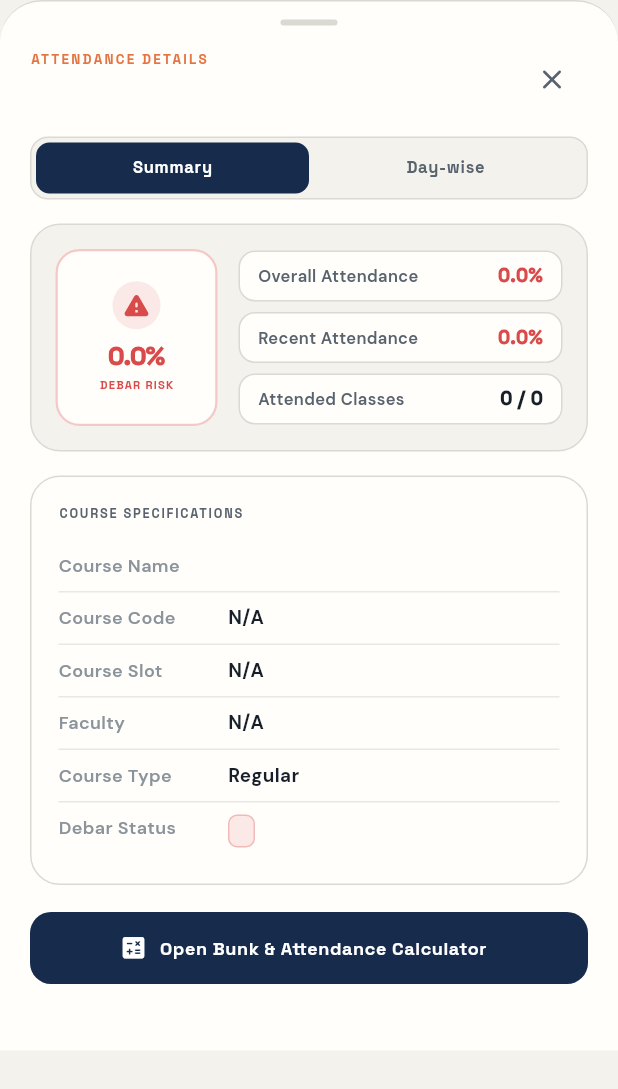
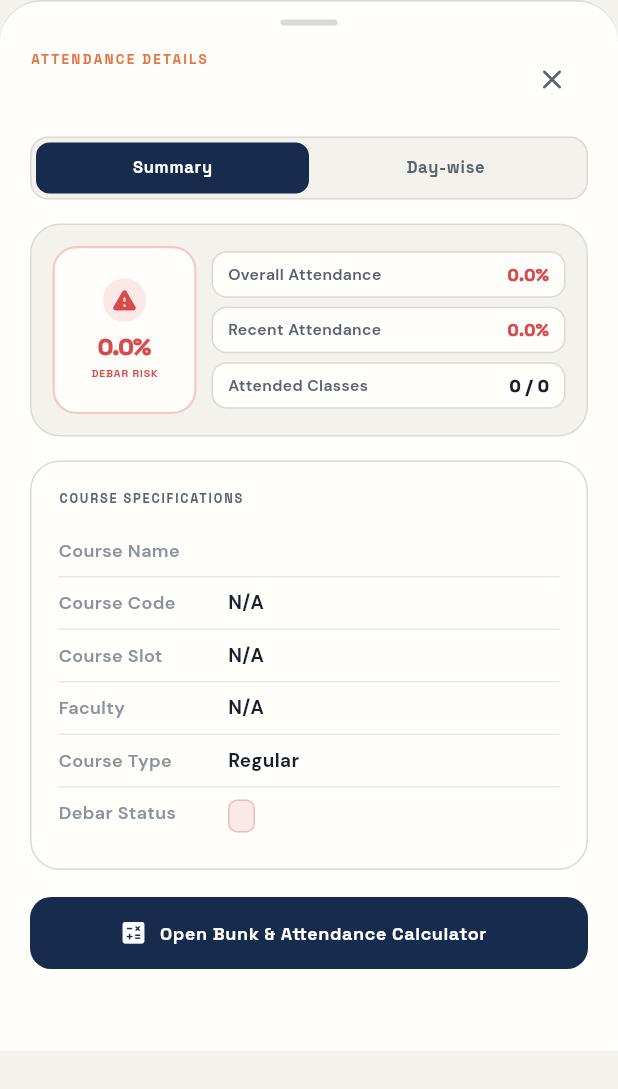
Before and after one commit to Gnanesh-2007/Vitap_nexus, a Flutter app: the _AttendanceDetailModal widget shown alone on an empty page, opened directly with empty values, on a phone screen of 412 x 824 dp. Shown: the top 1089 px of the screen. Run offline on Flutter 3.47's test engine with Material 3 defaults, Android fonts, the phone set to English and light mode, and no system bars; our stand-ins replace dio, flutter_animate, flutter_riverpod, flutter_secure_storage, google_fonts, shared_preferences and 2 more; missing offline and left inert: dart:ui_web, vit_vtop; accounts and stored records are empty.

Commit message:
Fix overflow errors in attendance detail modal and VTOP portal screen, add browser launch fallback

```diff
--- a/app/lib/screens/attendance_screen.dart
+++ b/app/lib/screens/attendance_screen.dart
@@ -1385,8 +1385,14 @@ class _AttendanceDetailModalState extends ConsumerState<_AttendanceDetailModal>
     final rawPercentage = course['attendance_percentage']?.toString().replaceAll('%', '').trim() ?? '0';
     final percentage = double.tryParse(rawPercentage) ?? (total > 0 ? (attended / total) * 100 : 0.0);
 
-    final rawRecentPercentage = course['attendance_between_percentage']?.toString().replaceAll('%', '').trim() ?? rawPercentage;
-    final recentPercentage = double.tryParse(rawRecentPercentage) ?? percentage;
+    final rawRecent = course['attendance_between_percentage']
+        ?.toString()
+        .replaceAll('%', '')
+        .trim();
+    final parsedRecent =
+        (rawRecent != null && rawRecent.isNotEmpty) ? double.tryParse(rawRecent) : null;
+    final recentPercentage =
+        (parsedRecent != null && parsedRecent > 0) ? parsedRecent : percentage;
 
     final statusColor = _getStatusColor(percentage);
     final isEligible = !debarStatus.toLowerCase().contains('debar') && percentage >= 75;
@@ -1548,7 +1554,7 @@ class _AttendanceDetailModalState extends ConsumerState<_AttendanceDetailModal>
       children: [
         // Top Overview Banner
         Container(
-          padding: const EdgeInsets.all(16),
+          padding: const EdgeInsets.all(14),
           decoration: BoxDecoration(
             color: _background,
             borderRadius: BorderRadius.circular(20),
@@ -1558,8 +1564,8 @@ class _AttendanceDetailModalState extends ConsumerState<_AttendanceDetailModal>
             children: [
               // Left Visual Card
               Container(
-                width: 108,
-                height: 118,
+                width: 96,
+                height: 112,
                 decoration: BoxDecoration(
                   color: _surface,
                   borderRadius: BorderRadius.circular(16),
@@ -1568,12 +1574,12 @@ class _AttendanceDetailModalState extends ConsumerState<_AttendanceDetailModal>
                     width: 1.5,
                   ),
                 ),
-                padding: const EdgeInsets.symmetric(horizontal: 8, vertical: 12),
+                padding: const EdgeInsets.symmetric(horizontal: 6, vertical: 10),
                 child: Column(
                   mainAxisAlignment: MainAxisAlignment.center,
                   children: [
                     Container(
-                      padding: const EdgeInsets.all(6),
+                      padding: const EdgeInsets.all(5),
                       decoration: BoxDecoration(
                         color: statusColor.withValues(alpha: .12),
                         shape: BoxShape.circle,
@@ -1581,33 +1587,38 @@ class _AttendanceDetailModalState extends ConsumerState<_AttendanceDetailModal>
                       child: Icon(
                         isEligible ? Icons.verified_rounded : Icons.warning_rounded,
                         color: statusColor,
-                        size: 20,
-                      ),
-                    ),
-                    const SizedBox(height: 6),
-                    Text(
-                      '${percentage.toStringAsFixed(1)}%',
-                      style: GoogleFonts.spaceGrotesk(
-                        fontSize: 17,
-                        fontWeight: FontWeight.w900,
-                        color: statusColor,
-                        letterSpacing: -.5,
+                        size: 19,
+                      ),
+                    ),
+                    const SizedBox(height: 5),
+                    FittedBox(
+                      fit: BoxFit.scaleDown,
+                      child: Text(
+                        '${percentage.toStringAsFixed(1)}%',
+                        style: GoogleFonts.spaceGrotesk(
+                          fontSize: 16,
+                          fontWeight: FontWeight.w900,
+                          color: statusColor,
+                          letterSpacing: -.5,
+                        ),
                       ),
                     ),
                     const SizedBox(height: 2),
                     Text(
                       percentage >= 75 ? 'ELIGIBLE' : 'DEBAR RISK',
+                      maxLines: 1,
+                      overflow: TextOverflow.ellipsis,
                       style: GoogleFonts.spaceGrotesk(
-                        fontSize: 7.5,
+                        fontSize: 7,
                         fontWeight: FontWeight.w800,
                         color: statusColor,
-                        letterSpacing: .8,
+                        letterSpacing: .6,
                       ),
                     ),
                   ],
                 ),
               ),
-              const SizedBox(width: 14),
+              const SizedBox(width: 10),
 
               // Right 3 stacked mini-cards
               Expanded(
@@ -1618,13 +1629,13 @@ class _AttendanceDetailModalState extends ConsumerState<_AttendanceDetailModal>
                       value: '${percentage.toStringAsFixed(1)}%',
                       color: statusColor,
                     ),
-                    const SizedBox(height: 7),
+                    const SizedBox(height: 6),
                     _buildStatMiniCard(
                       label: 'Recent Attendance',
                       value: '${recentPercentage.toStringAsFixed(1)}%',
                       color: _getStatusColor(recentPercentage),
                     ),
-                    const SizedBox(height: 7),
+                    const SizedBox(height: 6),
                     _buildStatMiniCard(
                       label: 'Attended Classes',
                       value: '$attended / $total',
@@ -1715,27 +1726,31 @@ class _AttendanceDetailModalState extends ConsumerState<_AttendanceDetailModal>
   }) {
     return Container(
       width: double.infinity,
-      padding: const EdgeInsets.symmetric(horizontal: 12, vertical: 7),
+      padding: const EdgeInsets.symmetric(horizontal: 10, vertical: 6.5),
       decoration: BoxDecoration(
         color: _surface,
-        borderRadius: BorderRadius.circular(11),
+        borderRadius: BorderRadius.circular(10),
         border: Border.all(color: _line),
       ),
       child: Row(
-        mainAxisAlignment: MainAxisAlignment.spaceBetween,
         children: [
-          Text(
-            label,
-            style: GoogleFonts.dmSans(
-              fontSize: 11,
-              fontWeight: FontWeight.w600,
-              color: _inkSoft,
-            ),
-          ),
+          Expanded(
+            child: Text(
+              label,
+              maxLines: 1,
+              overflow: TextOverflow.ellipsis,
+              style: GoogleFonts.dmSans(
+                fontSize: 10.5,
+                fontWeight: FontWeight.w600,
+                color: _inkSoft,
+              ),
+            ),
+          ),
+          const SizedBox(width: 6),
           Text(
             value,
             style: GoogleFonts.spaceGrotesk(
-              fontSize: 12.5,
+              fontSize: 11.5,
               fontWeight: FontWeight.w900,
               color: color,
             ),
```
Also changed, not shown: app/lib/screens/vtop_webview_screen.dart (+49 -24 lines).
